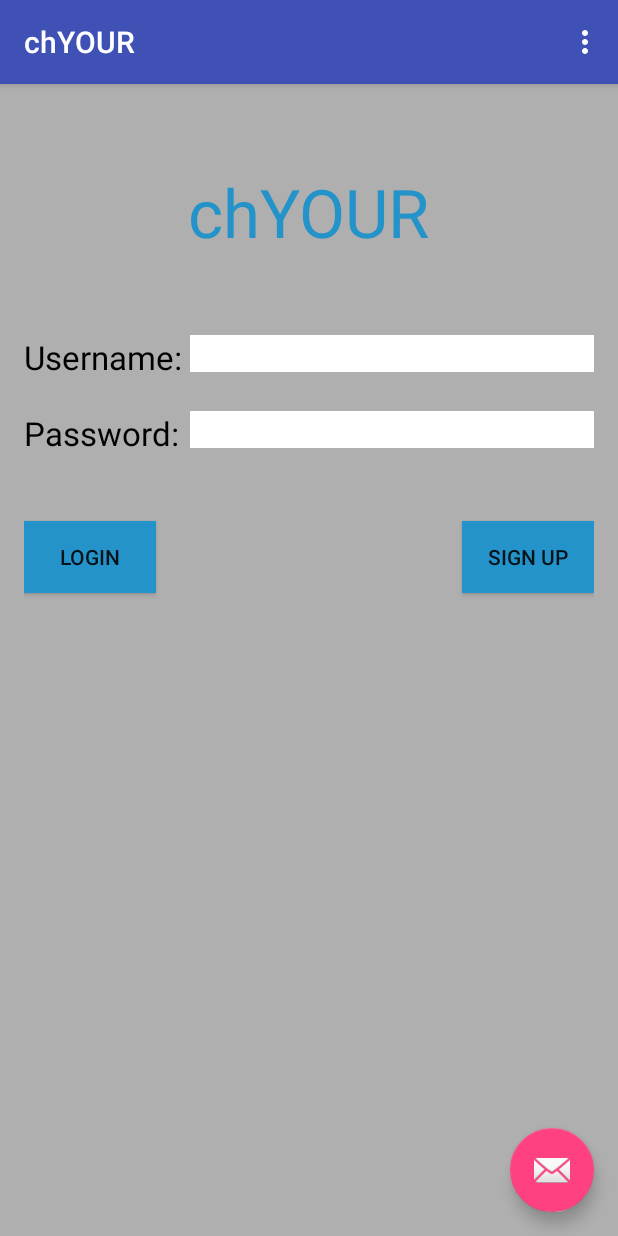
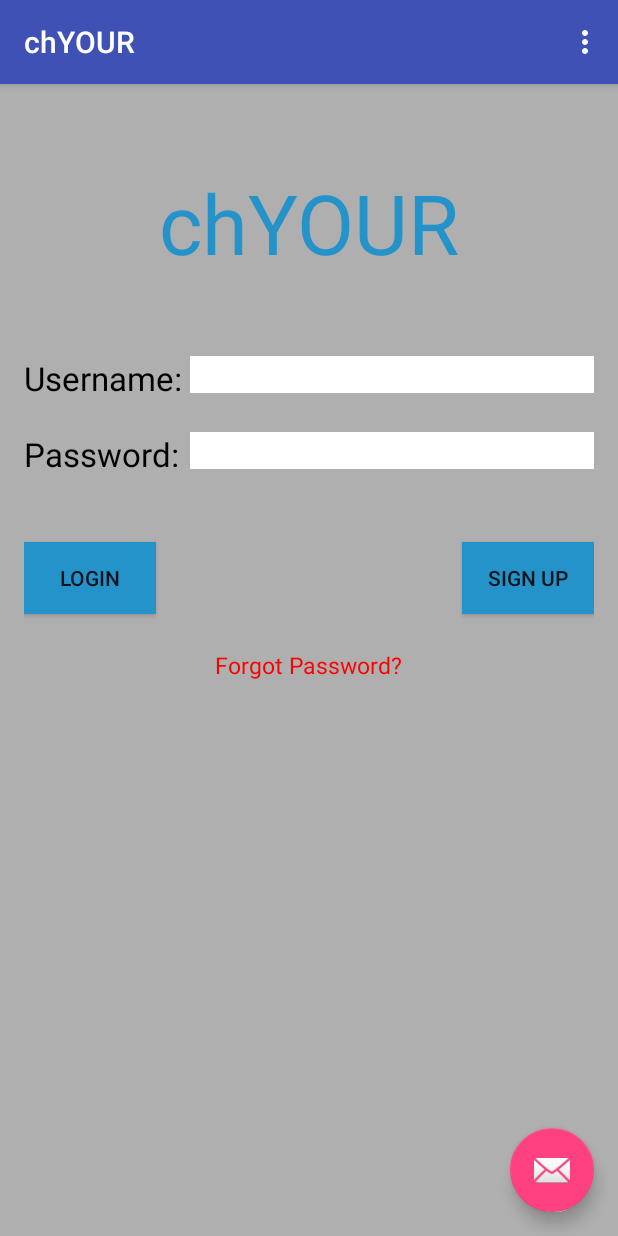
Before and after one commit to AakankshaRaika/chYOUR, an Android app: the screen it shows after launch (MainActivity), on a phone screen of 412 x 824 dp. Run offline under Robolectric (Android 15) with nearby library versions, the phone set to English and light mode, and no system bars.

Commit message:
Finished GUI for sign in page, merging with dev branch

```diff
--- a/chYOUR/app/src/main/res/layout/content_main.xml
+++ b/chYOUR/app/src/main/res/layout/content_main.xml
@@ -22,7 +22,7 @@
         android:layout_centerHorizontal="true"
         android:layout_marginTop="39dp"
         android:textColor="#2493ca"
-        android:textSize="20pt" />
+        android:textSize="25pt" />
 
     <TextView
         android:layout_width="wrap_content"
@@ -92,4 +92,16 @@
         android:background="#2493ca"
         android:textAlignment="center"
         android:width="20pt" />
+
+    <TextView
+        android:layout_width="wrap_content"
+        android:layout_height="wrap_content"
+        android:text="Forgot Password?"
+        android:id="@+id/tv4_forgot"
+        android:layout_below="@+id/button"
+        android:layout_centerHorizontal="true"
+        android:layout_marginTop="23dp"
+        android:textColor="#ff0000"
+        android:textSize="7pt"
+        android:clickable="true" />
 </RelativeLayout>
```
